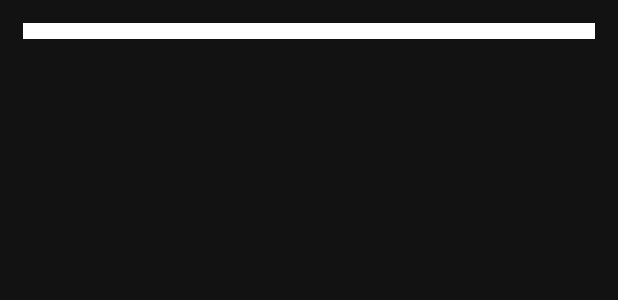
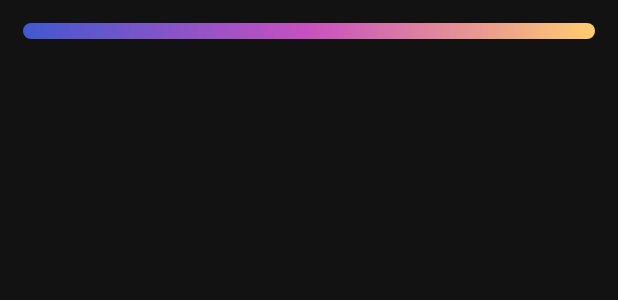
Before and after one commit to Design-Project-Sem-V/App, an Android app: the layout activity_login.xml on its own in the app's theme, with its tools: preview values and no code run, on a phone screen of 412 x 824 dp. Shown: the top 300 px of the screen. Run offline under Robolectric (Android 15) with nearby library versions, the light colour scheme and no system bars.

Commit message:
Login UI completed

```diff
--- a/app/src/main/java/com/umang_rathod/hms/Login.java
+++ b/app/src/main/java/com/umang_rathod/hms/Login.java
@@ -2,7 +2,9 @@ package com.umang_rathod.hms;
 
 import androidx.appcompat.app.AppCompatActivity;
 
+import android.content.Intent;
 import android.os.Bundle;
+import android.os.Handler;
 
 public class Login extends AppCompatActivity {
 
@@ -10,5 +12,8 @@ public class Login extends AppCompatActivity {
     protected void onCreate(Bundle savedInstanceState) {
         super.onCreate(savedInstanceState);
         setContentView(R.layout.activity_login);
+
+
+
     }
 }
--- a/app/src/main/java/com/umang_rathod/hms/MainActivity.java
+++ b/app/src/main/java/com/umang_rathod/hms/MainActivity.java
@@ -2,7 +2,9 @@ package com.umang_rathod.hms;
 
 import androidx.appcompat.app.AppCompatActivity;
 
+import android.content.Intent;
 import android.os.Bundle;
+import android.os.Handler;
 
 public class MainActivity extends AppCompatActivity {
 
@@ -10,5 +12,14 @@ public class MainActivity extends AppCompatActivity {
     protected void onCreate(Bundle savedInstanceState) {
         super.onCreate(savedInstanceState);
         setContentView(R.layout.activity_main);
+
+
+        new Handler().postDelayed(() -> {
+            Intent intent = new Intent(getApplicationContext(), Login.class);
+//                Pair pair = new Pair<View, String>(splashText, "screenTransition");
+            //                    ActivityOptions options =  ActivityOptions.makeSceneTransitionAnimation(SplashScreen.this, pair);
+            startActivity(intent);
+        },1000);
+
     }
 }
--- /dev/null
+++ b/app/src/main/res/drawable/login_signup_grad.xml
@@ -0,0 +1,13 @@
+<?xml version="1.0" encoding="utf-8"?>
+<shape xmlns:android="http://schemas.android.com/apk/res/android"
+    android:shape="rectangle" >
+
+    <gradient
+        android:angle="45"
+        android:centerColor="#C850C0"
+        android:endColor="#FFCC70"
+        android:gradientRadius="360"
+        android:startColor="#4158D0" />
+    <corners android:radius="15dp"/>
+
+</shape>
--- a/app/src/main/res/layout/activity_login.xml
+++ b/app/src/main/res/layout/activity_login.xml
@@ -13,7 +13,7 @@
         android:layout_width="match_parent"
         android:layout_height="wrap_content"
         android:padding="5dp"
-        android:background="@color/white">
+        android:background="@drawable/login_signup_grad">
 
     </LinearLayout>
 
```
